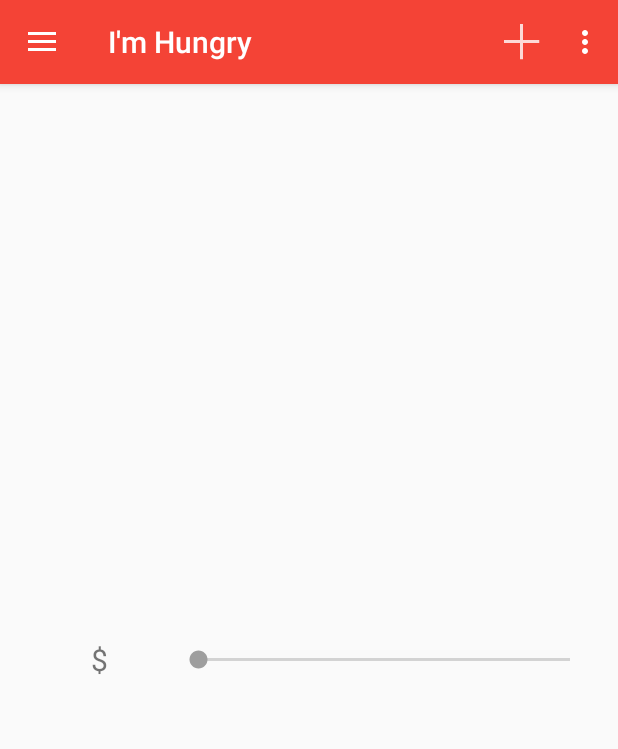
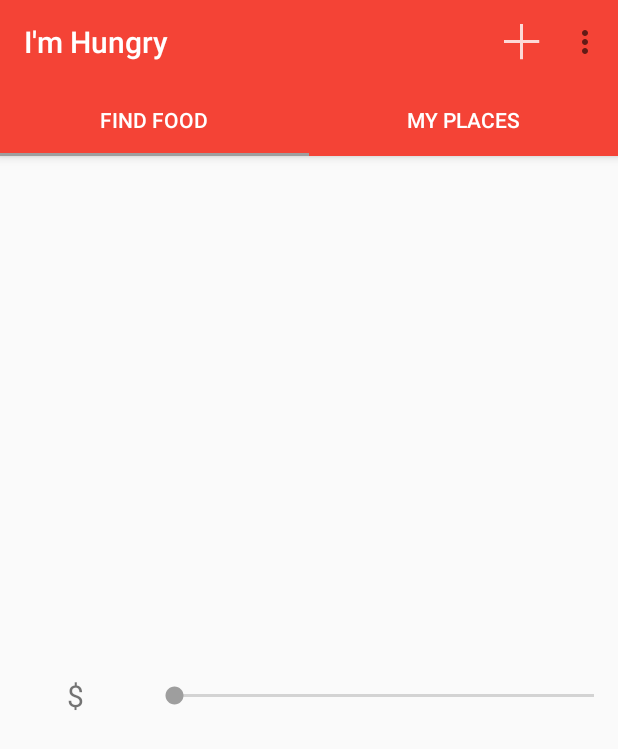
Before and after one commit to Reline/ImHungry, an Android app: the screen it shows after launch (MainActivity), on a phone screen of 412 x 824 dp. Shown: the top 749 px of the screen. Run offline under Robolectric (Android 15) with nearby library versions, the phone set to English and light mode, and no system bars.

Commit message:
Created a MyPlacesFragment to show the users saved places. Changed the layout to tabs instead of a drawer.

```diff
--- a/app/src/main/java/com/github/funnygopher/imhungry/ImHungryFragment.java
+++ b/app/src/main/java/com/github/funnygopher/imhungry/FindFoodFragment.java
@@ -3,18 +3,20 @@ package com.github.funnygopher.imhungry;
 import android.os.Bundle;
 import android.support.v4.app.Fragment;
 import android.view.LayoutInflater;
+import android.view.Menu;
+import android.view.MenuInflater;
 import android.view.View;
 import android.view.ViewGroup;
 import android.widget.TextView;
 
-public class ImHungryFragment extends Fragment {
+public class FindFoodFragment extends Fragment {
 
     private Slider mPriceSlider;
     private TextView mPriceText;
 
     @Override
     public View onCreateView(LayoutInflater inflater, ViewGroup container, Bundle savedInstanceState) {
-        View view = inflater.inflate(R.layout.fragment_im_hungry, container, false);
+        View view = inflater.inflate(R.layout.fragment_find_food, container, false);
 
         mPriceSlider = (Slider) view.findViewById(R.id.slider_price);
         mPriceText = (TextView) view.findViewById(R.id.tv_slider_price);
@@ -29,7 +31,7 @@ public class ImHungryFragment extends Fragment {
                     moneyString += '$';
                 }
 
-                for(int i = 1; i <= index; i += 2) {
+                for (int i = 1; i <= index; i += 2) {
                     mPriceText.setTextSize(20 + (10 * i));
                 }
 
@@ -37,6 +39,20 @@ public class ImHungryFragment extends Fragment {
             }
         });
 
+        this.setHasOptionsMenu(true);
         return view;
     }
+
+    @Override
+    public void onViewCreated(View view, Bundle savedInstanceState) {
+        super.onViewCreated(view, savedInstanceState);
+    }
+
+
+
+    @Override
+    public void onCreateOptionsMenu(Menu menu, MenuInflater inflater) {
+        inflater.inflate(R.menu.find_food_actions, menu);
+        super.onCreateOptionsMenu(menu, inflater);
+    }
 }
--- a/app/src/main/java/com/github/funnygopher/imhungry/MainActivity.java
+++ b/app/src/main/java/com/github/funnygopher/imhungry/MainActivity.java
@@ -1,99 +1,76 @@
 package com.github.funnygopher.imhungry;
 
+import android.net.Uri;
+import android.support.design.widget.TabLayout;
+import android.support.v4.view.ViewPager;
+import android.support.v7.app.AppCompatActivity;
 import android.os.Bundle;
-import android.support.design.widget.NavigationView;
-import android.support.design.widget.TabLayout;
-import android.support.v4.app.Fragment;
-import android.support.v4.app.FragmentTransaction;
-import android.support.v4.widget.DrawerLayout;
-import android.support.v7.app.ActionBarDrawerToggle;
-import android.support.v7.app.AppCompatActivity;
 import android.support.v7.widget.Toolbar;
 import android.view.Menu;
 import android.view.MenuItem;
-import android.widget.Toast;
+
+import java.util.ArrayList;
 
 public class MainActivity extends AppCompatActivity {
-
-    private Toolbar mToolbar;
-    private NavigationView mNavigationView;
-    private DrawerLayout mDrawerLayout;
 
     @Override
     protected void onCreate(Bundle savedInstanceState) {
         super.onCreate(savedInstanceState);
         setContentView(R.layout.activity_main);
 
-        // Sets the toolbar as the primary actionbar
-        mToolbar = (Toolbar) findViewById(R.id.toolbar);
-        mToolbar.setTitle("I'm Hungry");
-        mToolbar.setTitleTextColor(getResources().getColor(R.color.icons));
-        setSupportActionBar(mToolbar);
+        Toolbar toolbar = (Toolbar) findViewById(R.id.main_toolbar);
+        toolbar.setTitleTextColor(getResources().getColor(R.color.icons));
+        setSupportActionBar(toolbar);
 
-        // Sets up the item click listener for the drawer
-        mNavigationView = (NavigationView) findViewById(R.id.navigation_view);
-        mNavigationView.setNavigationItemSelectedListener(new NavigationView.OnNavigationItemSelectedListener() {
+        final ViewPager viewPager = (ViewPager) findViewById(R.id.main_viewpager);
+        setupViewPager(viewPager);
+
+        TabLayout tabLayout = (TabLayout) findViewById(R.id.main_tablayout);
+        tabLayout.setTabTextColors(getResources().getColor(R.color.icons), getResources().getColor(R.color.icons));
+        tabLayout.setupWithViewPager(viewPager);
+        tabLayout.setOnTabSelectedListener(new TabLayout.OnTabSelectedListener() {
+
             @Override
-            public boolean onNavigationItemSelected(MenuItem menuItem) {
-                if(menuItem.isChecked()) {
-                    menuItem.setChecked(false);
-                } else {
-                    menuItem.setChecked(true);
-                }
+            public void onTabSelected(TabLayout.Tab tab) {
+                viewPager.setCurrentItem(tab.getPosition());
+            }
 
-                mDrawerLayout.closeDrawers();
+            @Override
+            public void onTabUnselected(TabLayout.Tab tab) {
 
-                switch(menuItem.getItemId()) {
-                    case R.id.im_hungry_drawer_item:
-                        Toast.makeText(getApplicationContext(), "I'm Hungry opened!", Toast.LENGTH_SHORT).show();
-                        // Create new fragment
-                        ImHungryFragment newFragment = new ImHungryFragment();
-                        swapFragment(newFragment);
-                        return true;
-                }
+            }
 
-                return false;
+            @Override
+            public void onTabReselected(TabLayout.Tab tab) {
+
             }
         });
-
-        mDrawerLayout = (DrawerLayout) findViewById(R.id.drawer_layout);
-        ActionBarDrawerToggle drawerToggle =
-                new ActionBarDrawerToggle(
-                        this, mDrawerLayout, mToolbar, R.string.open_drawer, R.string.close_drawer
-                );
-
-        mDrawerLayout.setDrawerListener(drawerToggle); // Sets the
-        drawerToggle.syncState(); // Causes the hamburger icon to show
-
-        ImHungryFragment newFragment = new ImHungryFragment();
-        swapFragment(newFragment);
     }
 
-    private void swapFragment(Fragment fragment) {
-        FragmentTransaction fragmentTransaction = getSupportFragmentManager().beginTransaction();
-        fragmentTransaction.replace(R.id.content_frame, fragment);
-        fragmentTransaction.commit();
+    private void setupViewPager(ViewPager viewPager) {
+        ViewPagerAdapter adapter = new ViewPagerAdapter(getSupportFragmentManager());
+        adapter.addFragment(new FindFoodFragment(), "Find Food");
+        adapter.addFragment(new MyPlacesFragment(), "My Places");
+        viewPager.setAdapter(adapter);
     }
 
     @Override
     public boolean onCreateOptionsMenu(Menu menu) {
         // Inflate the menu; this adds items to the action bar if it is present.
-        getMenuInflater().inflate(R.menu.main_activity_actions, menu);
-        return super.onCreateOptionsMenu(menu);
+        getMenuInflater().inflate(R.menu.menu_main2, menu);
+        return true;
     }
 
     @Override
     public boolean onOptionsItemSelected(MenuItem item) {
-        // Handle action bar item clicks here.
-        switch(item.getItemId()) {
-            case R.id.action_add_place:
-                //openAddPlace();
-                break;
-            case R.id.action_settings:
-                //openSettings();
-                break;
-            default:
-                return super.onOptionsItemSelected(item);
+        // Handle action bar item clicks here. The action bar will
+        // automatically handle clicks on the Home/Up button, so long
+        // as you specify a parent activity in AndroidManifest.xml.
+        int id = item.getItemId();
+
+        //noinspection SimplifiableIfStatement
+        if (id == R.id.action_settings) {
+            return true;
         }
 
         return super.onOptionsItemSelected(item);
--- /dev/null
+++ b/app/src/main/java/com/github/funnygopher/imhungry/MyPlacesFragment.java
@@ -0,0 +1,38 @@
+package com.github.funnygopher.imhungry;
+
+import android.app.Activity;
+import android.content.Context;
+import android.net.Uri;
+import android.os.Build;
+import android.os.Bundle;
+import android.support.v4.app.Fragment;
+import android.view.LayoutInflater;
+import android.view.View;
+import android.view.ViewGroup;
+import android.widget.ListView;
+
+import java.util.ArrayList;
+
+public class MyPlacesFragment extends Fragment {
+
+    public static MyPlacesFragment newInstance() {
+        MyPlacesFragment fragment = new MyPlacesFragment();
+        return fragment;
+    }
+
+    @Override
+    public void onCreate(Bundle savedInstanceState) {
+        super.onCreate(savedInstanceState);
+    }
+
+    @Override
+    public View onCreateView(LayoutInflater inflater, ViewGroup container, Bundle savedInstanceState) {
+        View view = inflater.inflate(R.layout.fragment_my_places, container, false);
+
+        ListView mListView = (ListView) view.findViewById(R.id.listview_my_places);
+        MyPlacesListAdapter adapter = new MyPlacesListAdapter(new ArrayList<Place>());
+        mListView.setAdapter(adapter);
+
+        return view;
+    }
+}
--- /dev/null
+++ b/app/src/main/java/com/github/funnygopher/imhungry/MyPlacesListAdapter.java
@@ -0,0 +1,78 @@
+package com.github.funnygopher.imhungry;
+
+import android.content.Context;
+import android.view.LayoutInflater;
+import android.view.View;
+import android.view.ViewGroup;
+import android.widget.BaseAdapter;
+import android.widget.TextView;
+
+import java.util.ArrayList;
+import java.util.List;
+
+public class MyPlacesListAdapter extends BaseAdapter {
+
+    private List<Place> places;
+
+    public MyPlacesListAdapter(List<Place> places) {
+        this.places = places;
+
+        List<Place> morePlaces = new ArrayList<>();
+        Place place1 = new Place("WichWich", "A good place for sandwiches!", Place.Price.KIND_OF_CHEAP, "The Address", true);
+        Place place2 = new Place("Wendy's", "It's a Wendy's...", Place.Price.CHEAP, "The Address", false);
+        Place place3 = new Place("Jimmy Johns", "Good cheap sandwiches", Place.Price.CHEAP, "The Address", false);
+        Place place4 = new Place("Shobu Fondue", "Shobu shobu!! Swish swish!!", Place.Price.EXPENSIVE, "The Address", true);
+
+        for(int i = 1; i < 19; i++) {
+            if(i % 4 == 0) {
+                morePlaces.add(place1);
+            }
+            if(i % 4 == 1) {
+                morePlaces.add(place2);
+            }
+            if(i % 4 == 2) {
+                morePlaces.add(place3);
+            }
+            if(i % 4 == 3) {
+                morePlaces.add(place4);
+            }
+        }
+        for(Place place : morePlaces) {
+            places.add(place);
+        }
+    }
+
+    @Override
+    public int getCount() {
+        return places.size();
+    }
+
+    @Override
+    public Place getItem(int position) {
+        return places.get(position);
+    }
+
+    @Override
+    public long getItemId(int position) {
+        return position;
+    }
+
+    @Override
+    public View getView(int position, View convertView, ViewGroup parent) {
+        if(convertView == null) {
+            LayoutInflater inflater = (LayoutInflater) parent.getContext().getSystemService(Context.LAYOUT_INFLATER_SERVICE);
+            convertView = inflater.inflate(R.layout.my_places_list_item, parent, false);
+        }
+
+        TextView name = (TextView) convertView.findViewById(R.id.my_places_list_item_title);
+        TextView description = (TextView) convertView.findViewById(R.id.my_places_list_item_desc);
+        TextView price = (TextView) convertView.findViewById(R.id.my_places_list_item_price);
+
+        Place place = getItem(position);
+        name.setText(place.getName());
+        description.setText(place.getDescription());
+        price.setText(place.getPrice().toString());
+
+        return convertView;
+    }
+}
--- a/app/src/main/java/com/github/funnygopher/imhungry/Place.java
+++ b/app/src/main/java/com/github/funnygopher/imhungry/Place.java
@@ -3,12 +3,12 @@ package com.github.funnygopher.imhungry;
 public class Place implements Comparable<Place> {
 
     private String name;
+    private String description;
     private Price price; // Not a monetary value. More of a scale from 1 - 5.
-    private String description;
     private String address;
     private boolean thisSpecificPlace;
 
-    public Place(String name, Price price, String description, String address, boolean thisSpecificPlace) {
+    public Place(String name, String description, Price price, String address, boolean thisSpecificPlace) {
         this.name = name;
         this.price = price;
         this.description = description;
@@ -20,12 +20,12 @@ public class Place implements Comparable<Place> {
         return name;
     }
 
+    public String getDescription() {
+        return description;
+    }
+
     public Price getPrice() {
         return price;
-    }
-
-    public String getDescription() {
-        return description;
     }
 
     public String getAddress() {
@@ -47,7 +47,45 @@ public class Place implements Comparable<Place> {
 
     // A scale for determining the price of a place. Monetary values are not given,
     // because how expensive something is for a user is subject to opinion
-    private enum Price {
-        CHEAP, KIND_OF_CHEAP, MODERATE, KIND_OF_EXPENSIVE, EXPENSIVE;
+    public enum Price {
+        CHEAP(1), KIND_OF_CHEAP(2), MODERATE(3), KIND_OF_EXPENSIVE(4), EXPENSIVE(5);
+
+        private int value;
+
+        Price(int value) {
+            this.value = value;
+        }
+
+        public int getValue() {
+            return value;
+        }
+
+        public String getMonetaryString() {
+            StringBuilder price = new StringBuilder();
+            for(int i = 0; i < value; i++) {
+                price.append("$");
+            }
+            return price.toString();
+        }
+
+        @Override
+        public String toString() {
+            String name = name().toLowerCase();
+            StringBuilder nameBuilder = new StringBuilder();
+            boolean space = false;
+            for(int i = 0; i < name.length(); i++) {
+                if(i == 0 || space) {
+                    nameBuilder.append(name.substring(i, i + 1).toUpperCase());
+                    space = false;
+                }else if(name.charAt(i) == '_') {
+                    nameBuilder.append(" ");
+                    space = true;
+                } else {
+                    nameBuilder.append(name.charAt(i));
+                }
+            }
+
+            return nameBuilder.toString();
+        }
     }
 }
--- /dev/null
+++ b/app/src/main/java/com/github/funnygopher/imhungry/ViewPagerAdapter.java
@@ -0,0 +1,38 @@
+package com.github.funnygopher.imhungry;
+
+import android.support.v4.app.Fragment;
+import android.support.v4.app.FragmentManager;
+import android.support.v4.app.FragmentPagerAdapter;
+
+import java.util.ArrayList;
+import java.util.List;
+
+public class ViewPagerAdapter extends FragmentPagerAdapter {
+
+    private final List<Fragment> fragmentList = new ArrayList<>();
+    private final List<String> fragmentTitleList = new ArrayList<>();
+
+    public ViewPagerAdapter(FragmentManager manager) {
+        super(manager);
+    }
+
+    public void addFragment(Fragment fragment, String title) {
+        fragmentList.add(fragment);
+        fragmentTitleList.add(title);
+    }
+
+    @Override
+    public Fragment getItem(int position) {
+        return fragmentList.get(position);
+    }
+
+    @Override
+    public int getCount() {
+        return fragmentList.size();
+    }
+
+    @Override
+    public CharSequence getPageTitle(int position) {
+        return fragmentTitleList.get(position);
+    }
+}
--- a/app/src/main/res/layout/activity_main.xml
+++ b/app/src/main/res/layout/activity_main.xml
@@ -1,37 +1,35 @@
-<android.support.v4.widget.DrawerLayout xmlns:android="http://schemas.android.com/apk/res/android"
+<LinearLayout
+    xmlns:android="http://schemas.android.com/apk/res/android"
     xmlns:app="http://schemas.android.com/apk/res-auto"
-    android:id="@+id/drawer_layout"
     android:layout_width="match_parent"
-    android:layout_height="match_parent">
+    android:layout_height="match_parent"
+    android:orientation="vertical">
 
-    <LinearLayout
+    <android.support.design.widget.AppBarLayout
         android:layout_width="match_parent"
-        android:layout_height="match_parent"
-        android:orientation="vertical">
+        android:layout_height="wrap_content">
 
         <android.support.v7.widget.Toolbar
-            android:id="@+id/toolbar"
+            android:id="@+id/main_toolbar"
+            android:layout_width="match_parent"
+            android:layout_height="?attr/actionBarSize"
+            android:background="@color/primary"
+            android:elevation="4dp"
+            android:title="I'm a title!"/>
+
+        <android.support.design.widget.TabLayout
+            android:id="@+id/main_tablayout"
             android:layout_width="match_parent"
             android:layout_height="wrap_content"
             android:background="@color/primary"
-            android:elevation="4dp"
-            app:popupTheme="@style/ThemeOverlay.AppCompat.Light"
-            app:theme="@style/ThemeOverlay.AppCompat.Dark.ActionBar" />
+            android:elevation="4dp"/>
 
-        <FrameLayout
-            android:id="@+id/content_frame"
-            android:layout_width="match_parent"
-            android:layout_height="match_parent" />
+    </android.support.design.widget.AppBarLayout>
 
-    </LinearLayout>
-
-
-    <android.support.design.widget.NavigationView
-        android:id="@+id/navigation_view"
+    <android.support.v4.view.ViewPager
+        android:id="@+id/main_viewpager"
         android:layout_width="match_parent"
         android:layout_height="match_parent"
-        android:layout_gravity="start"
-        app:headerLayout="@layout/drawer_header"
-        app:menu="@menu/drawer_menu" />
+        app:layout_behavior="@string/appbar_scrolling_view_behavior"/>
 
-</android.support.v4.widget.DrawerLayout>
+</LinearLayout>
--- a/app/src/main/res/layout/fragment_im_hungry.xml
+++ b/app/src/main/res/layout/fragment_find_food.xml
@@ -30,6 +30,4 @@
             slider:points="5" />
 
     </LinearLayout>
-
-
 </LinearLayout>
--- a/app/src/main/res/menu/drawer_menu.xml
+++ /dev/null
@@ -1,17 +0,0 @@
-<?xml version="1.0" encoding="utf-8"?>
-<menu xmlns:android="http://schemas.android.com/apk/res/android">
-    <group android:checkableBehavior="single">
-        <item android:id="@+id/im_hungry_drawer_item"
-            android:checked="false"
-            android:icon="@drawable/ic_im_hungry"
-            android:title="I'm Hungry"/>
-        <item android:id="@+id/voting_pot_drawer_item"
-            android:checked="false"
-            android:icon="@drawable/ic_voting"
-            android:title="Voting Pot"/>
-        <item android:id="@+id/my_places_drawer_item"
-            android:checked="false"
-            android:icon="@drawable/ic_my_places"
-            android:title="My Places" />
-    </group>
-</menu>
--- /dev/null
+++ b/app/src/main/res/menu/menu_main2.xml
@@ -0,0 +1,7 @@
+<menu xmlns:android="http://schemas.android.com/apk/res/android"
+    xmlns:app="http://schemas.android.com/apk/res-auto"
+    xmlns:tools="http://schemas.android.com/tools"
+    tools:context="com.github.funnygopher.imhungry.MainActivity">
+    <item android:id="@+id/action_settings" android:title="@string/action_settings"
+        android:orderInCategory="100" app:showAsAction="never" />
+</menu>
--- a/app/src/main/res/values/strings.xml
+++ b/app/src/main/res/values/strings.xml
@@ -4,8 +4,7 @@
     <string name="hello_world">Hello world!</string>
     <string name="action_settings">Settings</string>
 
-    <string name="open_drawer">Swipe from the left</string>
-    <string name="close_drawer">Swipe to the right</string>
+    <string name="action_add_place">Add Place</string>
+    <string name="title_activity_main2">Main2Activity</string>
 
-    <string name="action_add_place">Add Place</string>
 </resources>
```
Also changed, not shown: app/src/main/java/com/github/funnygopher/imhungry/AddPlaceFragment.java (+35 -1 lines), app/src/main/java/com/github/funnygopher/imhungry/places/PlacesActivity.java (deleted, +0 -12 lines), app/src/main/res/layout/drawer_header.xml (deleted, +0 -7 lines), app/src/main/res/layout/fragment_add_place.xml (+65 -4 lines), app/src/main/res/layout/fragment_my_places.xml (added, +12 -0 lines), app/src/main/res/layout/my_places_list_item.xml (added, +46 -0 lines), app/src/main/res/menu/find_food_actions.xml (renamed from app/src/main/res/menu/main_activity_actions.xml).
